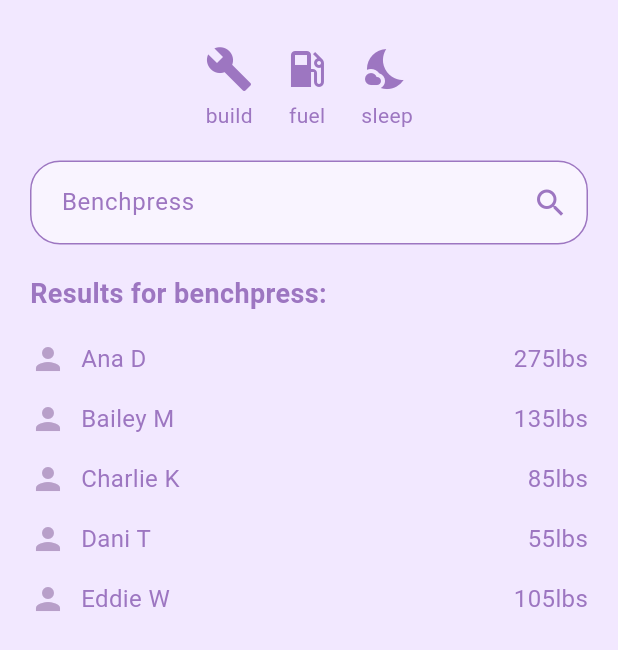
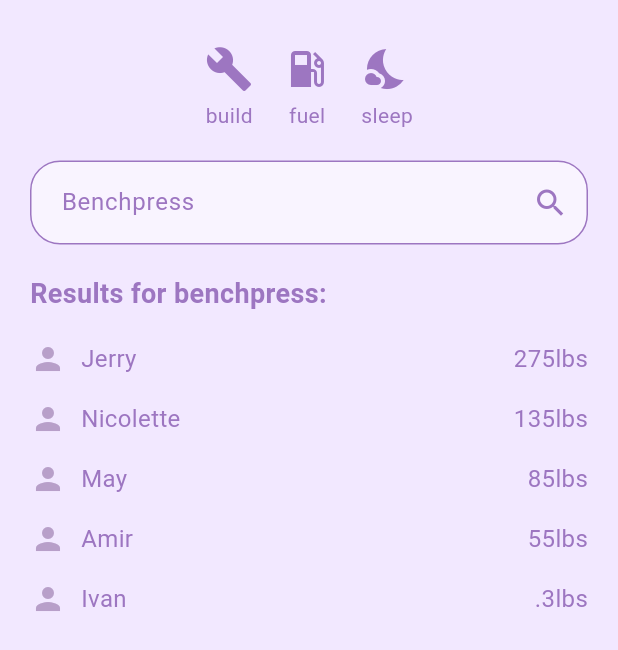
Before and after one commit to maynguyen26/lipht, a Flutter app: the FriendsScreen screen opened directly, on a phone screen of 412 x 824 dp. Shown: the top 650 px of the screen. Run offline on Flutter 3.47's test engine with Material 3 defaults, Android fonts, the phone set to English and light mode, and no system bars; our stand-ins replace cloud_firestore, connectivity_plus, firebase_auth, firebase_core, fl_chart, google_sign_in and 1 more; accounts and stored records are empty.

Commit message:
Edit friends_screen.dart

```diff
--- a/lib/features/friends/screens/friends_screen.dart
+++ b/lib/features/friends/screens/friends_screen.dart
@@ -64,11 +64,11 @@ class FriendsScreen extends StatelessWidget {
             Expanded(
               child: ListView(
                 children: [
-                  _buildUserRow("Ana D", "275lbs"),
-                  _buildUserRow("Bailey M", "135lbs"),
-                  _buildUserRow("Charlie K", "85lbs"),
-                  _buildUserRow("Dani T", "55lbs"),
-                  _buildUserRow("Eddie W", "105lbs"),
+                  _buildUserRow("Jerry", "275lbs"),
+                  _buildUserRow("Nicolette", "135lbs"),
+                  _buildUserRow("May", "85lbs"),
+                  _buildUserRow("Amir", "55lbs"),
+                  _buildUserRow("Ivan", ".3lbs"),
                 ],
               ),
             ),
```
